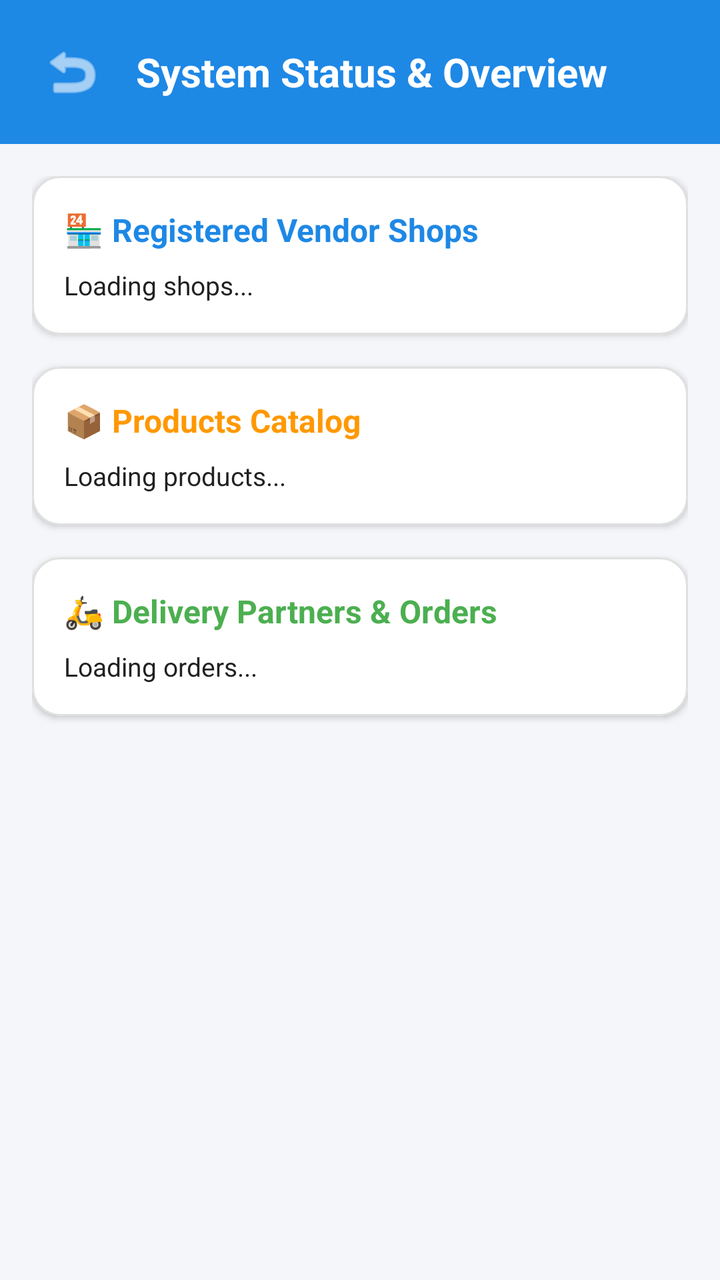
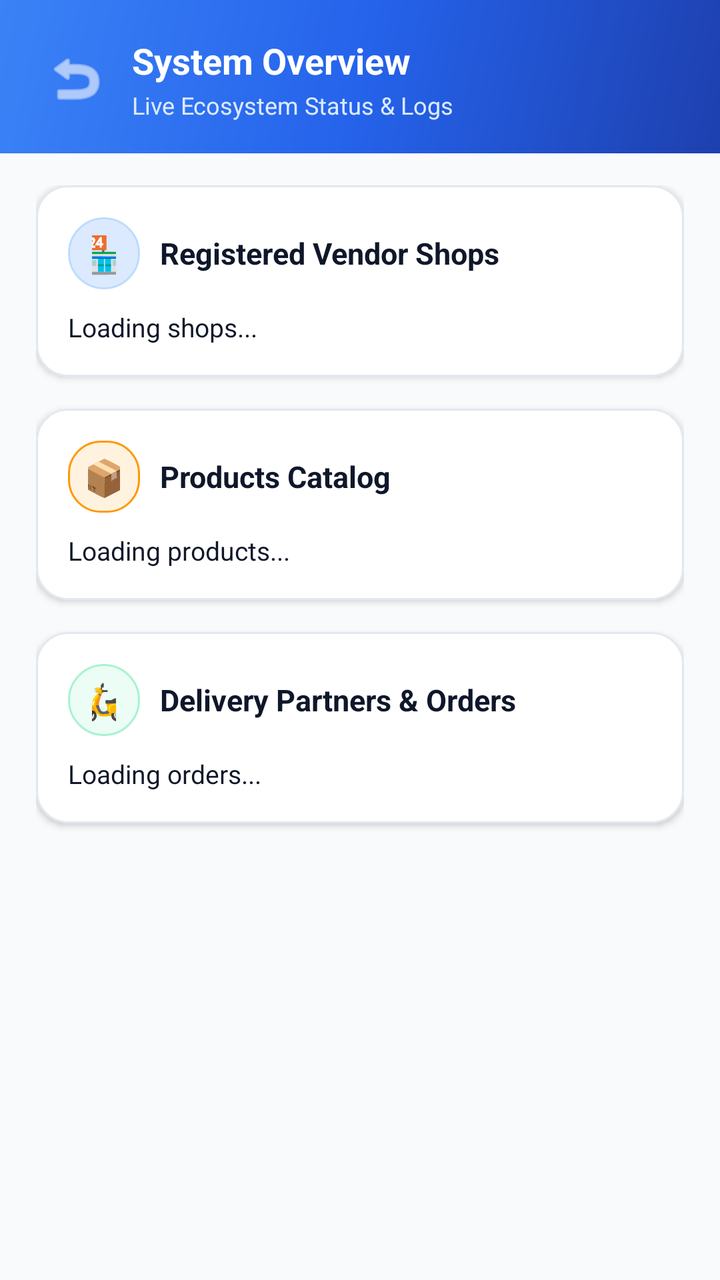

The first picture is an Android layout as it rendered before a commit; the second is the same layout after the commit. The layout source and the unified diff follow.
<!-- AndroidManifest.xml: application theme Theme.LocalVendorDelivery -->
<!-- res/layout/activity_admin_overview.xml -->
<?xml version="1.0" encoding="utf-8"?>
<LinearLayout xmlns:android="http://schemas.android.com/apk/res/android"
    xmlns:app="http://schemas.android.com/apk/res-auto"
    android:layout_width="match_parent"
    android:layout_height="match_parent"
    android:orientation="vertical"
    android:background="@color/colorBackground">

    
    <LinearLayout
        android:layout_width="match_parent"
        android:layout_height="wrap_content"
        android:orientation="horizontal"
        android:background="@color/colorPrimary"
        android:padding="16dp"
        android:gravity="center_vertical">

        <ImageButton
            android:id="@+id/btnBackOverview"
            android:layout_width="40dp"
            android:layout_height="40dp"
            android:background="?attr/selectableItemBackgroundBorderless"
            android:src="@android:drawable/ic_menu_revert"
            app:tint="#FFFFFF"
            android:contentDescription="Back" />

        <TextView
            android:layout_width="wrap_content"
            android:layout_height="wrap_content"
            android:text="System Status &amp; Overview"
            android:textColor="#FFFFFF"
            android:textSize="20sp"
            android:textStyle="bold"
            android:layout_marginStart="12dp" />
    </LinearLayout>

    <ScrollView
        android:layout_width="match_parent"
        android:layout_height="match_parent"
        android:fillViewport="true">

        <LinearLayout
            android:layout_width="match_parent"
            android:layout_height="wrap_content"
            android:orientation="vertical"
            android:padding="16dp">

            
            <com.google.android.material.card.MaterialCardView
                android:layout_width="match_parent"
                android:layout_height="wrap_content"
                android:layout_marginBottom="16dp"
                app:cardCornerRadius="14dp"
                app:cardElevation="2dp"
                app:cardBackgroundColor="#FFFFFF"
                app:strokeColor="@color/dividerColor"
                app:strokeWidth="1dp">

                <LinearLayout
                    android:layout_width="match_parent"
                    android:layout_height="wrap_content"
                    android:orientation="vertical"
                    android:padding="16dp">

                    <TextView
                        android:layout_width="wrap_content"
                        android:layout_height="wrap_content"
                        android:text="🏪 Registered Vendor Shops"
                        android:textSize="16sp"
                        android:textStyle="bold"
                        android:textColor="@color/colorPrimary"
                        android:layout_marginBottom="8dp" />

                    <TextView
                        android:id="@+id/tvOverviewShops"
                        android:layout_width="match_parent"
                        android:layout_height="wrap_content"
                        android:text="Loading shops..."
                        android:textColor="@color/colorTextPrimary"
                        android:textSize="13sp"
                        android:lineSpacingExtra="3dp" />
                </LinearLayout>
            </com.google.android.material.card.MaterialCardView>

            
            <com.google.android.material.card.MaterialCardView
                android:layout_width="match_parent"
                android:layout_height="wrap_content"
                android:layout_marginBottom="16dp"
                app:cardCornerRadius="14dp"
                app:cardElevation="2dp"
                app:cardBackgroundColor="#FFFFFF"
                app:strokeColor="@color/dividerColor"
                app:strokeWidth="1dp">

                <LinearLayout
                    android:layout_width="match_parent"
                    android:layout_height="wrap_content"
                    android:orientation="vertical"
                    android:padding="16dp">

                    <TextView
                        android:layout_width="wrap_content"
                        android:layout_height="wrap_content"
                        android:text="📦 Products Catalog"
                        android:textSize="16sp"
                        android:textStyle="bold"
                        android:textColor="@color/colorWarning"
                        android:layout_marginBottom="8dp" />

                    <TextView
                        android:id="@+id/tvOverviewProducts"
                        android:layout_width="match_parent"
                        android:layout_height="wrap_content"
                        android:text="Loading products..."
                        android:textColor="@color/colorTextPrimary"
                        android:textSize="13sp"
                        android:lineSpacingExtra="3dp" />
                </LinearLayout>
            </com.google.android.material.card.MaterialCardView>

            
            <com.google.android.material.card.MaterialCardView
                android:layout_width="match_parent"
                android:layout_height="wrap_content"
                android:layout_marginBottom="16dp"
                app:cardCornerRadius="14dp"
                app:cardElevation="2dp"
                app:cardBackgroundColor="#FFFFFF"
                app:strokeColor="@color/dividerColor"
                app:strokeWidth="1dp">

                <LinearLayout
                    android:layout_width="match_parent"
                    android:layout_height="wrap_content"
                    android:orientation="vertical"
                    android:padding="16dp">

                    <TextView
                        android:layout_width="wrap_content"
                        android:layout_height="wrap_content"
                        android:text="🛵 Delivery Partners &amp; Orders"
                        android:textSize="16sp"
                        android:textStyle="bold"
                        android:textColor="@color/colorSuccess"
                        android:layout_marginBottom="8dp" />

                    <TextView
                        android:id="@+id/tvOverviewOrders"
                        android:layout_width="match_parent"
                        android:layout_height="wrap_content"
                        android:text="Loading orders..."
                        android:textColor="@color/colorTextPrimary"
                        android:textSize="13sp"
                        android:lineSpacingExtra="3dp" />
                </LinearLayout>
            </com.google.android.material.card.MaterialCardView>

        </LinearLayout>
    </ScrollView>
</LinearLayout>
<!-- resources referenced by this layout -->
<resources>
  <color name="colorBackground">#F4F6F9</color>
  <color name="colorPrimary">#1E88E5</color>
  <color name="colorSuccess">#4CAF50</color>
  <color name="colorTextPrimary">#212121</color>
  <color name="colorWarning">#FF9800</color>
  <color name="dividerColor">#E0E0E0</color>
  <style name="Theme.LocalVendorDelivery" parent="Base.Theme.LocalVendorDelivery" />
  <style name="Base.Theme.LocalVendorDelivery" parent="Theme.Material3.DayNight.NoActionBar">
          <item name="colorPrimary">@color/colorPrimary</item>
          <item name="colorPrimaryDark">@color/colorPrimaryDark</item>
          <item name="colorAccent">@color/colorAccent</item>
      </style>
  <color name="colorPrimaryDark">#1565C0</color>
  <color name="colorAccent">#FF9800</color>
</resources>

<!-- the commit's change to res/layout/activity_admin_overview.xml (unified diff, before → after) -->
@@ -11,8 +11,11 @@
         android:layout_width="match_parent"
         android:layout_height="wrap_content"
         android:orientation="horizontal"
-        android:background="@color/colorPrimary"
-        android:padding="16dp"
+        android:background="@drawable/bg_header_gradient"
+        android:paddingStart="18dp"
+        android:paddingTop="18dp"
+        android:paddingEnd="18dp"
+        android:paddingBottom="16dp"
         android:gravity="center_vertical">
 
         <ImageButton
@@ -24,14 +27,29 @@
             app:tint="#FFFFFF"
             android:contentDescription="Back" />
 
-        <TextView
-            android:layout_width="wrap_content"
+        <LinearLayout
+            android:layout_width="0dp"
             android:layout_height="wrap_content"
-            android:text="System Status &amp; Overview"
-            android:textColor="#FFFFFF"
-            android:textSize="20sp"
-            android:textStyle="bold"
-            android:layout_marginStart="12dp" />
+            android:layout_weight="1"
+            android:orientation="vertical"
+            android:layout_marginStart="8dp">
+
+            <TextView
+                android:layout_width="wrap_content"
+                android:layout_height="wrap_content"
+                android:text="System Overview"
+                android:textColor="#FFFFFF"
+                android:textSize="18sp"
+                android:textStyle="bold" />
+
+            <TextView
+                android:layout_width="wrap_content"
+                android:layout_height="wrap_content"
+                android:text="Live Ecosystem Status &amp; Logs"
+                android:textColor="#DBEAFE"
+                android:textSize="12sp"
+                android:layout_marginTop="2dp" />
+        </LinearLayout>
     </LinearLayout>
 
     <ScrollView
@@ -43,16 +61,19 @@
             android:layout_width="match_parent"
             android:layout_height="wrap_content"
             android:orientation="vertical"
-            android:padding="16dp">
+            android:paddingStart="18dp"
+            android:paddingTop="16dp"
+            android:paddingEnd="18dp"
+            android:paddingBottom="24dp">
 
             
             <com.google.android.material.card.MaterialCardView
                 android:layout_width="match_parent"
                 android:layout_height="wrap_content"
                 android:layout_marginBottom="16dp"
-                app:cardCornerRadius="14dp"
+                app:cardCornerRadius="16dp"
                 app:cardElevation="2dp"
-                app:cardBackgroundColor="#FFFFFF"
+                app:cardBackgroundColor="@color/colorSurface"
                 app:strokeColor="@color/dividerColor"
                 app:strokeWidth="1dp">
 
@@ -62,14 +83,30 @@
                     android:orientation="vertical"
                     android:padding="16dp">
 
-                    <TextView
-                        android:layout_width="wrap_content"
-                        android:layout_height="wrap_content"
-                        android:text="🏪 Registered Vendor Shops"
-                        android:textSize="16sp"
-                        android:textStyle="bold"
-                        android:textColor="@color/colorPrimary"
-                        android:layout_marginBottom="8dp" />
+                    <LinearLayout
+                        android:layout_width="match_parent"
+                        android:layout_height="wrap_content"
+                        android:orientation="horizontal"
+                        android:gravity="center_vertical"
+                        android:layout_marginBottom="10dp">
+
+                        <TextView
+                            android:layout_width="36dp"
+                            android:layout_height="36dp"
+                            android:text="🏪"
+                            android:textSize="18sp"
+                            android:gravity="center"
+                            android:background="@drawable/bg_chip_blue" />
+
+                        <TextView
+                            android:layout_width="wrap_content"
+                            android:layout_height="wrap_content"
+                            android:text="Registered Vendor Shops"
+                            android:textSize="15sp"
+                            android:textStyle="bold"
+                            android:textColor="@color/colorTextPrimary"
+                            android:layout_marginStart="10dp" />
+                    </LinearLayout>
 
                     <TextView
                         android:id="@+id/tvOverviewShops"
@@ -78,7 +115,7 @@
                         android:text="Loading shops..."
                         android:textColor="@color/colorTextPrimary"
                         android:textSize="13sp"
-                        android:lineSpacingExtra="3dp" />
+                        android:lineSpacingExtra="4dp" />
                 </LinearLayout>
             </com.google.android.material.card.MaterialCardView>
 
@@ -87,9 +124,9 @@
                 android:layout_width="match_parent"
                 android:layout_height="wrap_content"
                 android:layout_marginBottom="16dp"
-                app:cardCornerRadius="14dp"
+                app:cardCornerRadius="16dp"
                 app:cardElevation="2dp"
-                app:cardBackgroundColor="#FFFFFF"
+                app:cardBackgroundColor="@color/colorSurface"
                 app:strokeColor="@color/dividerColor"
                 app:strokeWidth="1dp">
 
@@ -99,14 +136,30 @@
                     android:orientation="vertical"
                     android:padding="16dp">
 
-                    <TextView
-                        android:layout_width="wrap_content"
-                        android:layout_height="wrap_content"
-                        android:text="📦 Products Catalog"
-                        android:textSize="16sp"
-                        android:textStyle="bold"
-                        android:textColor="@color/colorWarning"
-                        android:layout_marginBottom="8dp" />
+                    <LinearLayout
+                        android:layout_width="match_parent"
+                        android:layout_height="wrap_content"
+                        android:orientation="horizontal"
+                        android:gravity="center_vertical"
+                        android:layout_marginBottom="10dp">
+
+                        <TextView
+                            android:layout_width="36dp"
+                            android:layout_height="36dp"
+                            android:text="📦"
+                            android:textSize="18sp"
+                            android:gravity="center"
+                            android:background="@drawable/bg_chip_orange" />
+
+                        <TextView
+                            android:layout_width="wrap_content"
+                            android:layout_height="wrap_content"
+                            android:text="Products Catalog"
+                            android:textSize="15sp"
+                            android:textStyle="bold"
+                            android:textColor="@color/colorTextPrimary"
+                            android:layout_marginStart="10dp" />
+                    </LinearLayout>
 
                     <TextView
                         android:id="@+id/tvOverviewProducts"
@@ -115,7 +168,7 @@
                         android:text="Loading products..."
                         android:textColor="@color/colorTextPrimary"
                         android:textSize="13sp"
-                        android:lineSpacingExtra="3dp" />
+                        android:lineSpacingExtra="4dp" />
                 </LinearLayout>
             </com.google.android.material.card.MaterialCardView>
 
@@ -124,9 +177,9 @@
                 android:layout_width="match_parent"
                 android:layout_height="wrap_content"
                 android:layout_marginBottom="16dp"
-                app:cardCornerRadius="14dp"
+                app:cardCornerRadius="16dp"
                 app:cardElevation="2dp"
-                app:cardBackgroundColor="#FFFFFF"
+                app:cardBackgroundColor="@color/colorSurface"
                 app:strokeColor="@color/dividerColor"
                 app:strokeWidth="1dp">
 
@@ -136,14 +189,30 @@
                     android:orientation="vertical"
                     android:padding="16dp">
 
-                    <TextView
-                        android:layout_width="wrap_content"
-                        android:layout_height="wrap_content"
-                        android:text="🛵 Delivery Partners &amp; Orders"
-                        android:textSize="16sp"
-                        android:textStyle="bold"
-                        android:textColor="@color/colorSuccess"
-                        android:layout_marginBottom="8dp" />
+                    <LinearLayout
+                        android:layout_width="match_parent"
+                        android:layout_height="wrap_content"
+                        android:orientation="horizontal"
+                        android:gravity="center_vertical"
+                        android:layout_marginBottom="10dp">
+
+                        <TextView
+                            android:layout_width="36dp"
+                            android:layout_height="36dp"
+                            android:text="🛵"
+                            android:textSize="18sp"
+                            android:gravity="center"
+                            android:background="@drawable/bg_chip_green" />
+
+                        <TextView
+                            android:layout_width="wrap_content"
+                            android:layout_height="wrap_content"
+                            android:text="Delivery Partners &amp; Orders"
+                            android:textSize="15sp"
+                            android:textStyle="bold"
+                            android:textColor="@color/colorTextPrimary"
+                            android:layout_marginStart="10dp" />
+                    </LinearLayout>
 
                     <TextView
                         android:id="@+id/tvOverviewOrders"
@@ -152,7 +221,7 @@
                         android:text="Loading orders..."
                         android:textColor="@color/colorTextPrimary"
                         android:textSize="13sp"
-                        android:lineSpacingExtra="3dp" />
+                        android:lineSpacingExtra="4dp" />
                 </LinearLayout>
             </com.google.android.material.card.MaterialCardView>
 
<!-- resource entries referenced after the edit -->
@@ -1,18 +1,79 @@
 <!-- resources referenced by this layout -->
 <resources>
-  <color name="colorBackground">#F4F6F9</color>
-  <color name="colorPrimary">#1E88E5</color>
-  <color name="colorSuccess">#4CAF50</color>
-  <color name="colorTextPrimary">#212121</color>
-  <color name="colorWarning">#FF9800</color>
-  <color name="dividerColor">#E0E0E0</color>
+  <color name="colorBackground">#F8FAFC</color>
+  <color name="colorSurface">#FFFFFF</color>
+  <color name="colorPrimary">#2563EB</color>
+  <color name="colorTextPrimary">#0F172A</color>
+  <color name="dividerColor">#E2E8F0</color>
+  <!-- drawable bg_chip_blue (drawable) -->
+  <?xml version="1.0" encoding="utf-8"?>
+  <shape xmlns:android="http://schemas.android.com/apk/res/android"
+      android:shape="rectangle">
+      <solid android:color="@color/colorPrimaryLight" />
+      <stroke
+          android:width="1dp"
+          android:color="#BFDBFE" />
+      <corners android:radius="20dp" />
+      <padding
+          android:bottom="5dp"
+          android:left="12dp"
+          android:right="12dp"
+          android:top="5dp" />
+  </shape>
+  <!-- drawable bg_chip_green (drawable) -->
+  <?xml version="1.0" encoding="utf-8"?>
+  <shape xmlns:android="http://schemas.android.com/apk/res/android"
+      android:shape="rectangle">
+      <solid android:color="@color/colorSuccessBg" />
+      <stroke
+          android:width="1dp"
+          android:color="#A7F3D0" />
+      <corners android:radius="20dp" />
+      <padding
+          android:bottom="5dp"
+          android:left="12dp"
+          android:right="12dp"
+          android:top="5dp" />
+  </shape>
+  <!-- drawable bg_chip_orange (drawable) -->
+  <?xml version="1.0" encoding="utf-8"?>
+  <shape xmlns:android="http://schemas.android.com/apk/res/android"
+      android:shape="rectangle">
+      <solid android:color="#FFF3E0" />
+      <stroke
+          android:width="1dp"
+          android:color="#FF9800" />
+      <corners android:radius="16dp" />
+      <padding
+          android:bottom="4dp"
+          android:left="10dp"
+          android:right="10dp"
+          android:top="4dp" />
+  </shape>
+  <!-- drawable bg_header_gradient (drawable) -->
+  <?xml version="1.0" encoding="utf-8"?>
+  <shape xmlns:android="http://schemas.android.com/apk/res/android"
+      android:shape="rectangle">
+      <gradient
+          android:angle="135"
+          android:startColor="#1E40AF"
+          android:centerColor="#2563EB"
+          android:endColor="#3B82F6"
+          android:type="linear" />
+  </shape>
   <style name="Theme.LocalVendorDelivery" parent="Base.Theme.LocalVendorDelivery" />
+  <color name="colorPrimaryLight">#DBEAFE</color>
+  <color name="colorSuccessBg">#ECFDF5</color>
   <style name="Base.Theme.LocalVendorDelivery" parent="Theme.Material3.DayNight.NoActionBar">
           <item name="colorPrimary">@color/colorPrimary</item>
           <item name="colorPrimaryDark">@color/colorPrimaryDark</item>
           <item name="colorAccent">@color/colorAccent</item>
+          <item name="android:colorBackground">@color/colorBackground</item>
+          <item name="android:windowBackground">@color/colorBackground</item>
+          <item name="android:statusBarColor">@color/colorPrimaryDark</item>
+          <item name="android:navigationBarColor">#FFFFFF</item>
       </style>
-  <color name="colorPrimaryDark">#1565C0</color>
-  <color name="colorAccent">#FF9800</color>
+  <color name="colorPrimaryDark">#1D4ED8</color>
+  <color name="colorAccent">#F97316</color>
 </resources>
 
